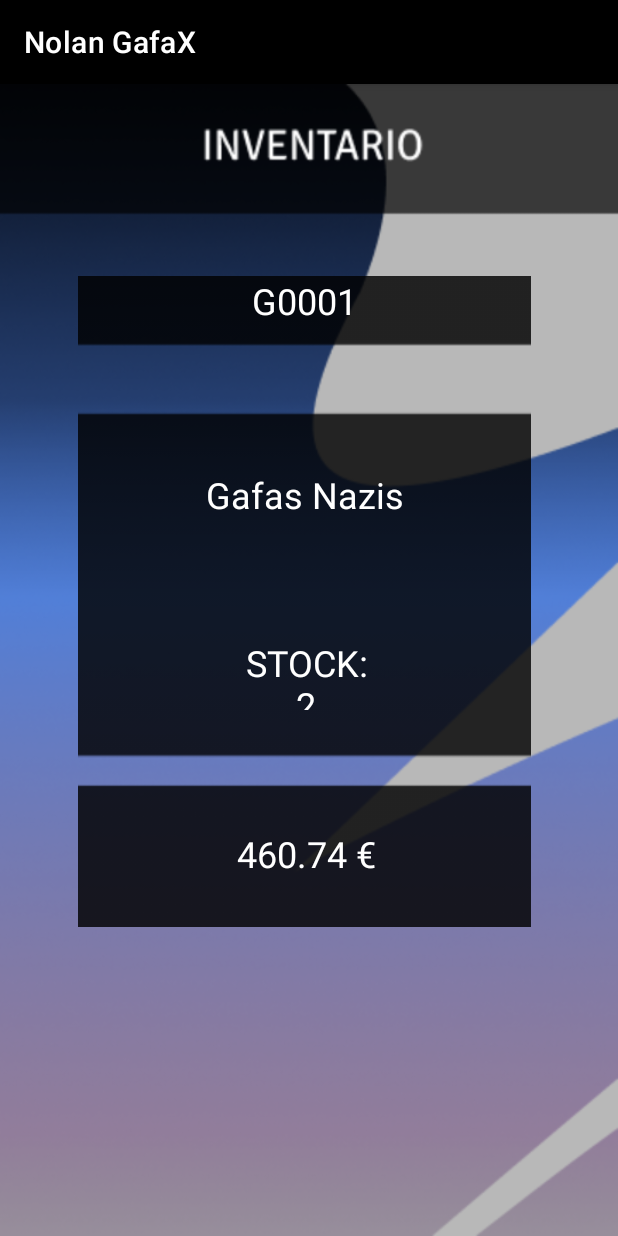
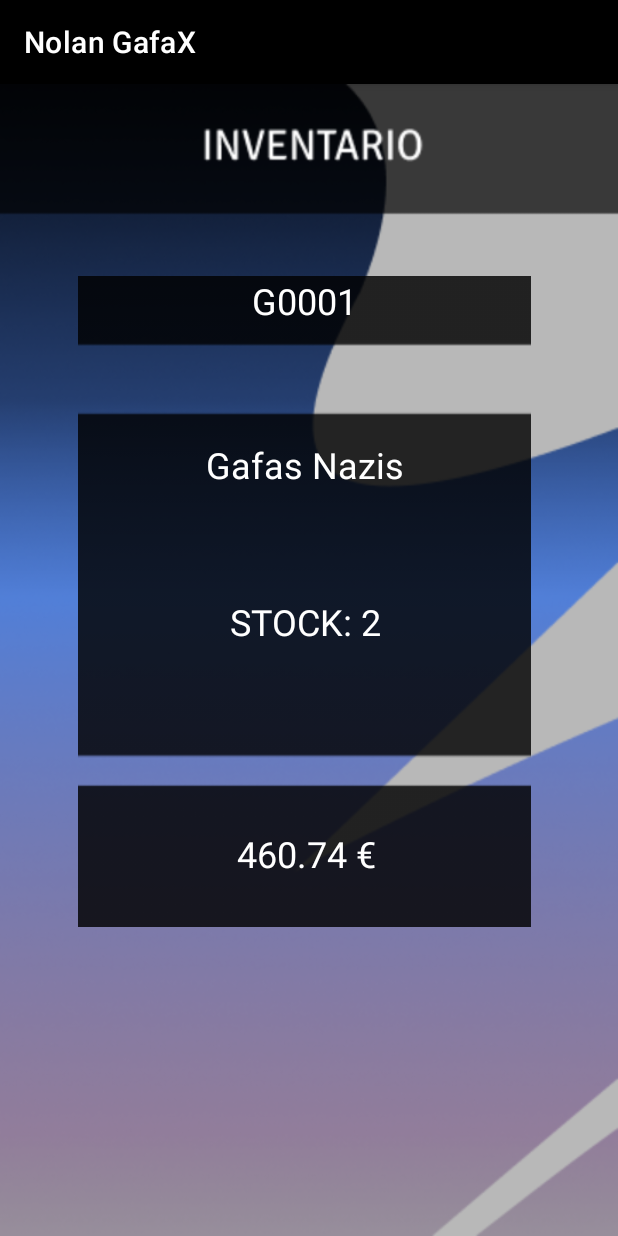
Before and after one commit to moneoasier/Nolan, an Android app: the screen it shows after launch (MainActivity2), after a tap on "GAFAS NAZIS", on a phone screen of 412 x 824 dp. Run offline under Robolectric (Android 15) with nearby library versions, the phone set to English and light mode, and no system bars.

Commit message:
new inventory

```diff
--- a/NolanApp/NolanAPK/app/src/main/res/layout/activity_main2.xml
+++ b/NolanApp/NolanAPK/app/src/main/res/layout/activity_main2.xml
@@ -37,7 +37,7 @@
             android:layout_width="287dp"
             android:layout_height="78dp"
             android:layout_marginStart="8dp"
-            android:layout_marginTop="84dp"
+            android:layout_marginTop="64dp"
             android:textAlignment="center"
             android:textColor="@color/white"
             android:textSize="24sp"
@@ -58,12 +58,12 @@
 
         <TextView
             android:id="@+id/stock"
-            android:layout_width="89dp"
-            android:layout_height="48dp"
-            android:layout_marginStart="107dp"
-            android:layout_marginTop="34dp"
-            android:layout_marginEnd="106dp"
-            android:layout_marginBottom="80dp"
+            android:layout_width="180dp"
+            android:layout_height="67dp"
+            android:layout_marginStart="61dp"
+            android:layout_marginTop="27dp"
+            android:layout_marginEnd="61dp"
+            android:layout_marginBottom="88dp"
             android:textAlignment="center"
             android:textColor="@color/white"
             android:textSize="24sp"
```
Also changed, not shown: NolanApp/NolanAPK/app/src/main/java/com/example/nolanapk/MainActivity.java (+6 -5 lines), NolanApp/NolanAPK/app/src/main/res/raw/gafas.csv (+7 -0 lines), Odoocsv/src/main/resources/gafas.csv (+7 -0 lines).
